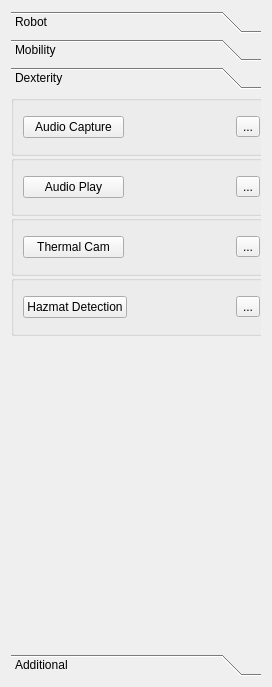
RRL-ALeRT/alert_dashboard_rqt, file resource/mainwindow.ui: the form before one commit.
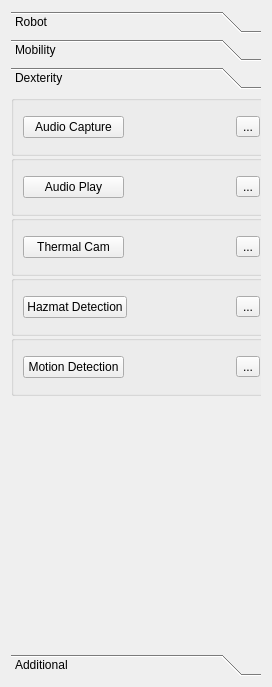
The form after the commit. The open tabs and pages were chosen to show the change.

Commit message: add button for motion detection

Diff of the .ui file:
```diff
--- a/resource/mainwindow.ui
+++ b/resource/mainwindow.ui
@@ -413,8 +413,8 @@
        <rect>
         <x>0</x>
         <y>0</y>
-        <width>96</width>
-        <height>26</height>
+        <width>254</width>
+        <height>545</height>
        </rect>
       </property>
       <attribute name="label">
@@ -624,6 +624,57 @@
         </item>
        </layout>
       </widget>
+      <widget class="QGroupBox" name="motion_detection">
+       <property name="geometry">
+        <rect>
+         <x>0</x>
+         <y>240</y>
+         <width>261</width>
+         <height>61</height>
+        </rect>
+       </property>
+       <property name="title">
+        <string/>
+       </property>
+       <layout class="QGridLayout" name="gridLayout_16">
+        <item row="0" column="0">
+         <widget class="QPushButton" name="motion_detection_push">
+          <property name="autoFillBackground">
+           <bool>false</bool>
+          </property>
+          <property name="text">
+           <string>Motion Detection</string>
+          </property>
+          <property name="checkable">
+           <bool>true</bool>
+          </property>
+          <property name="checked">
+           <bool>false</bool>
+          </property>
+          <property name="flat">
+           <bool>false</bool>
+          </property>
+         </widget>
+        </item>
+        <item row="0" column="2">
+         <widget class="QToolButton" name="motion_detection_tool">
+          <property name="text">
+           <string>...</string>
+          </property>
+         </widget>
+        </item>
+        <item row="0" column="1">
+         <widget class="QLabel" name="motion_detection_label">
+          <property name="styleSheet">
+           <string notr="true">font: 75 10pt &quot;Noto Sans&quot;;</string>
+          </property>
+          <property name="text">
+           <string/>
+          </property>
+         </widget>
+        </item>
+       </layout>
+      </widget>
      </widget>
      <widget class="QWidget" name="additional">
       <property name="geometry">
```
Left out of the diff: 16 changed lines with no effect on the pictures. The commit also changes 3 other files.
